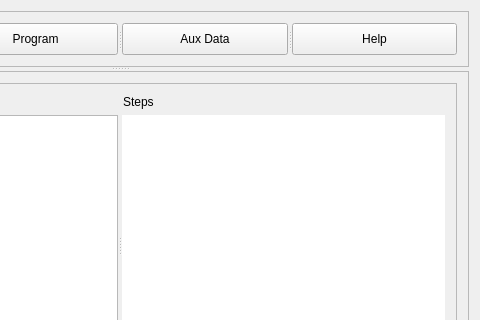
The window that mainwindow.ui (simachewh/chamberControlPcGUIPT) describes before a commit, drawn with Qt 5; both pictures show x 240 to 720 and y 0 to 320 of the 720 by 463 pixel window.
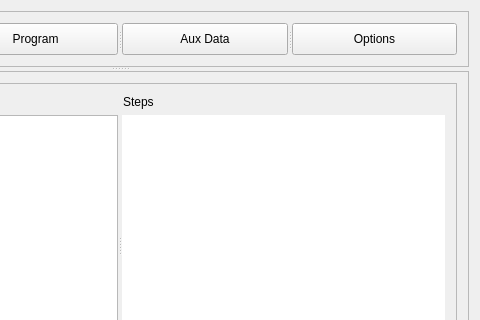
The same window after the commit. Icons and pictures are not drawn.

Diff of the .ui file:
```diff
--- a/mainwindow.ui
+++ b/mainwindow.ui
@@ -78,7 +78,7 @@
           </widget>
           <widget class="QPushButton" name="helpButton">
            <property name="text">
-            <string>Help</string>
+            <string>Options</string>
            </property>
           </widget>
          </widget>
```
